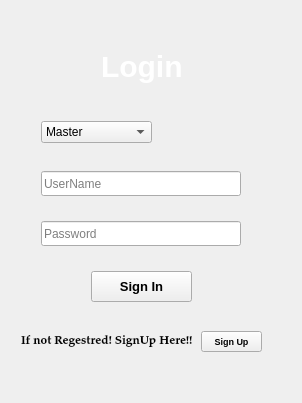
ArhamshareKrushil/ScanRisk, file Resources/UI/login1.ui: the form before one commit.
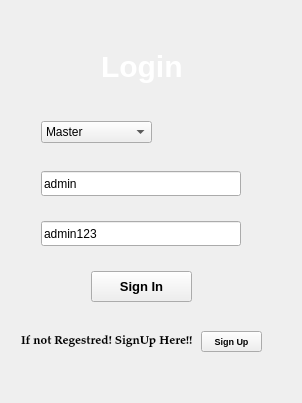
The form after the commit.

Patch:
```diff
--- a/Resources/UI/login1.ui
+++ b/Resources/UI/login1.ui
@@ -113,6 +113,9 @@
       <property name="styleSheet">
        <string notr="true"/>
       </property>
+      <property name="text">
+       <string>admin</string>
+      </property>
       <property name="placeholderText">
        <string>UserName</string>
       </property>
@@ -138,6 +141,9 @@
       <property name="styleSheet">
        <string notr="true"/>
       </property>
+      <property name="text">
+       <string>admin123</string>
+      </property>
       <property name="placeholderText">
        <string>Password</string>
       </property>
```
